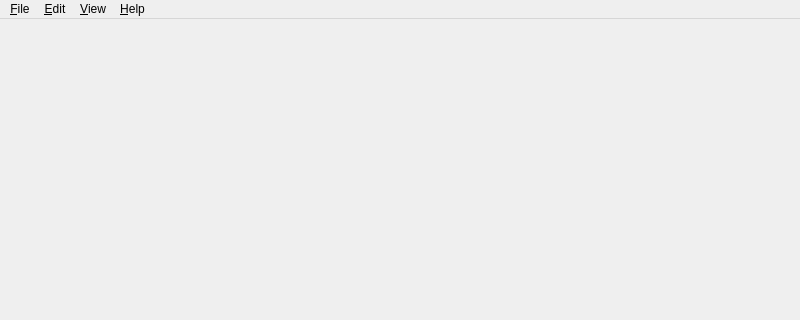
AdamMinge/Egnim, file uis/egnim/editor/main_window.ui: the form before one commit; both pictures show x 0 to 800 and y 0 to 320 of the 800 by 600 pixel window.
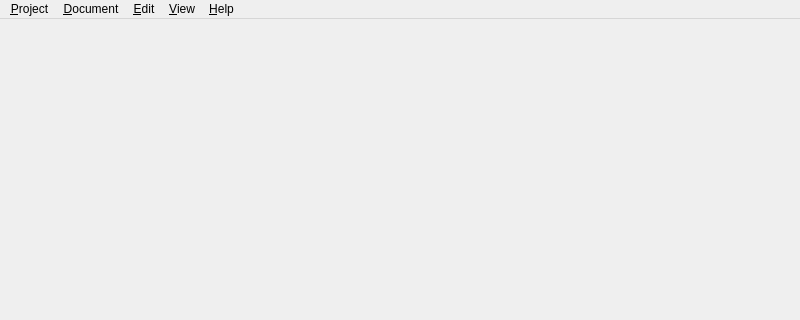
The form after the commit.

Commit message: added document/project serializers

The edit to the form file:
```diff
--- a/uis/egnim/editor/main_window.ui
+++ b/uis/egnim/editor/main_window.ui
@@ -23,9 +23,9 @@
      <height>22</height>
     </rect>
    </property>
-   <widget class="QMenu" name="m_menu_file">
+   <widget class="QMenu" name="m_menu_project">
     <property name="title">
-     <string>&amp;File</string>
+     <string>&amp;Project</string>
     </property>
     <widget class="QMenu" name="m_menu_open_recent">
      <property name="title">
@@ -80,7 +80,24 @@
     </property>
     <addaction name="m_action_about"/>
    </widget>
-   <addaction name="m_menu_file"/>
+   <widget class="QMenu" name="m_menu_document">
+    <property name="title">
+     <string>&amp;Document</string>
+    </property>
+    <widget class="QMenu" name="m_menu_new_document">
+     <property name="title">
+      <string>&amp;New</string>
+     </property>
+     <addaction name="m_action_new_scene_document"/>
+    </widget>
+    <addaction name="m_menu_new_document"/>
+    <addaction name="m_action_open_document"/>
+    <addaction name="separator"/>
+    <addaction name="m_action_save_document"/>
+    <addaction name="m_action_save_all_documents"/>
+   </widget>
+   <addaction name="m_menu_project"/>
+   <addaction name="m_menu_document"/>
    <addaction name="m_menu_edit"/>
    <addaction name="m_menu_view"/>
    <addaction name="m_menu_help"/>
```
Left out of the diff: 60 changed lines with no effect on the pictures. The commit also changes 44 other files.
